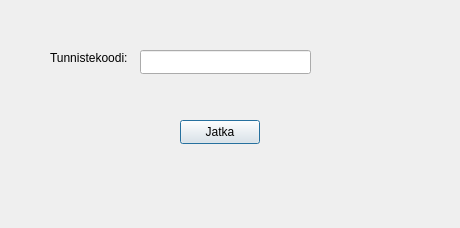
Above: bank-automat/loginwindow.ui from Kealerator/bank_atm_group3 before the change. Below: the same form after it.
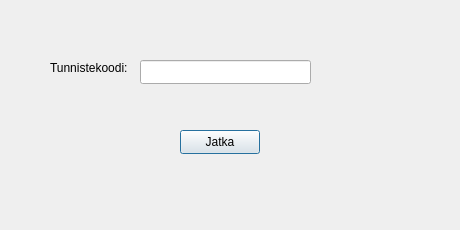
That is the form after the change.

```diff
--- a/bank-automat/loginwindow.ui
+++ b/bank-automat/loginwindow.ui
@@ -7,9 +7,27 @@
     <x>0</x>
     <y>0</y>
     <width>460</width>
-    <height>228</height>
+    <height>230</height>
    </rect>
   </property>
+  <property name="sizePolicy">
+   <sizepolicy hsizetype="Fixed" vsizetype="Fixed">
+    <horstretch>0</horstretch>
+    <verstretch>0</verstretch>
+   </sizepolicy>
+  </property>
+  <property name="minimumSize">
+   <size>
+    <width>460</width>
+    <height>230</height>
+   </size>
+  </property>
+  <property name="maximumSize">
+   <size>
+    <width>460</width>
+    <height>230</height>
+   </size>
+  </property>
   <property name="windowTitle">
    <string>Pankkiautomaatti</string>
   </property>
@@ -17,7 +35,7 @@
    <property name="geometry">
     <rect>
      <x>140</x>
-     <y>50</y>
+     <y>60</y>
      <width>171</width>
      <height>24</height>
     </rect>
@@ -33,7 +51,7 @@
    <property name="geometry">
     <rect>
      <x>50</x>
-     <y>50</y>
+     <y>60</y>
      <width>91</width>
      <height>16</height>
     </rect>
@@ -46,7 +64,7 @@
    <property name="geometry">
     <rect>
      <x>180</x>
-     <y>120</y>
+     <y>130</y>
      <width>80</width>
      <height>24</height>
     </rect>
@@ -59,7 +77,7 @@
    <property name="geometry">
     <rect>
      <x>140</x>
-     <y>90</y>
+     <y>100</y>
      <width>171</width>
      <height>20</height>
     </rect>
```
